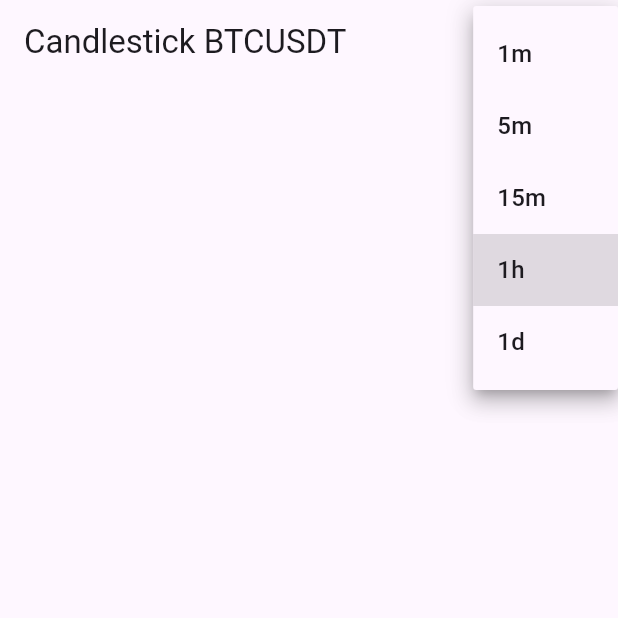
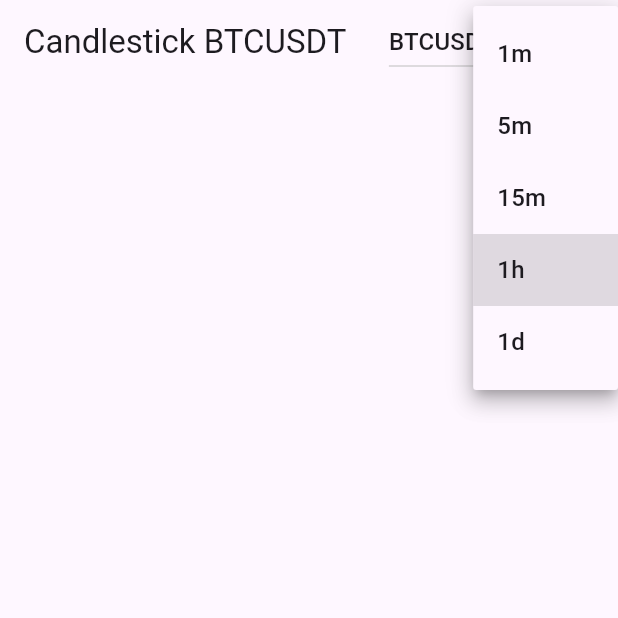
Before and after one commit to ilfanripaldi68-ux/robot_trading_live_full, a Flutter app: the screen it shows after launch, after a tap on "1h", on a phone screen of 412 x 824 dp, the top half of it. Run offline on Flutter 3.47's test engine with Material 3 defaults, Android fonts, the phone set to English and light mode, and no system bars; missing offline and left inert: candlesticks; network calls fail.

Commit message:
Update candlestick_page.dart

```diff
--- a/lib/widgets/candlestick_page.dart
+++ b/lib/widgets/candlestick_page.dart
@@ -14,9 +14,10 @@ class _CandlestickPageState extends State<CandlestickPage> {
   List<Candle> candles = [];
   bool isLoading = true;
 
-  String symbol = "BTCUSDT";
-  String interval = "1h";
+  String symbol = "BTCUSDT"; // default pair
+  String interval = "1h";   // default interval
 
+  final List<String> pairs = ["BTCUSDT", "ETHUSDT", "BNBUSDT", "XRPUSDT"];
   final List<String> intervals = ["1m", "5m", "15m", "1h", "1d"];
 
   @override
@@ -72,6 +73,25 @@ class _CandlestickPageState extends State<CandlestickPage> {
       appBar: AppBar(
         title: Text("Candlestick $symbol"),
         actions: [
+          // Dropdown untuk pilih pair
+          DropdownButton<String>(
+            value: symbol,
+            items: pairs.map((String val) {
+              return DropdownMenuItem<String>(
+                value: val,
+                child: Text(val),
+              );
+            }).toList(),
+            onChanged: (value) {
+              if (value != null) {
+                setState(() {
+                  symbol = value;
+                });
+                fetchCandles();
+              }
+            },
+          ),
+          // Dropdown untuk pilih interval
           DropdownButton<String>(
             value: interval,
             items: intervals.map((String val) {
```
